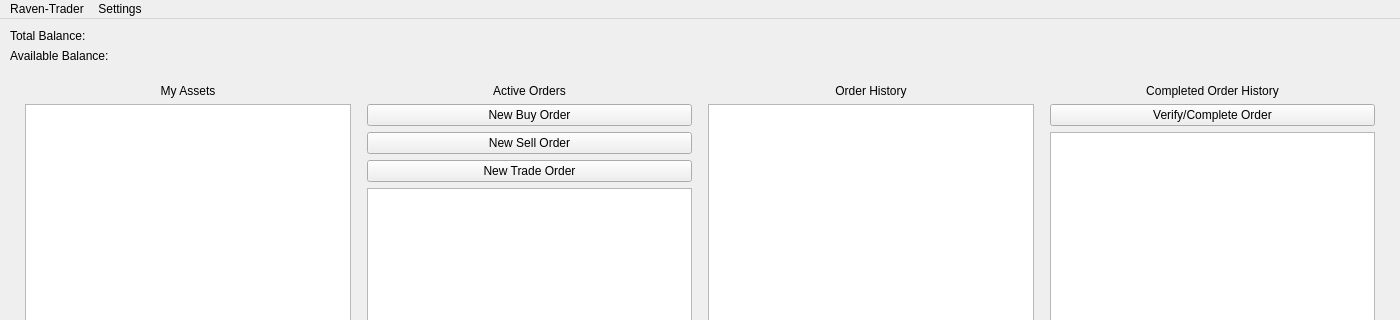
Old version of the form ui/qt/main_window.ui in the repository ben-abraham/raven-trader-pro; both pictures show x 0 to 1400 and y 0 to 320 of the 1400 by 800 pixel window.
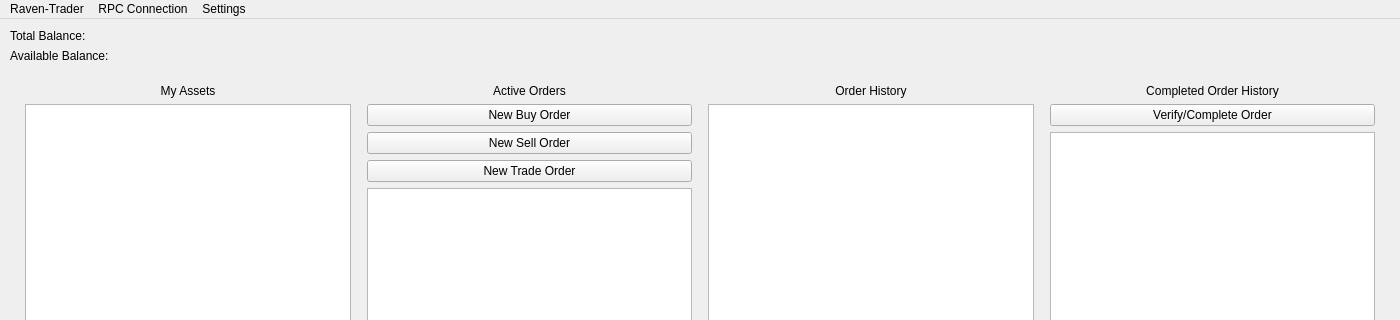
New version of the form.

Commit message: Added switchable RPC connection. Uses a different data file per host now to keep orders separate.

```diff
--- a/ui/qt/main_window.ui
+++ b/ui/qt/main_window.ui
@@ -227,6 +227,12 @@
     <addaction name="actionExit"/>
    </widget>
 
+   <widget class="QMenu" name="menuConnection">
+    <property name="title">
+     <string>RPC Connection</string>
+    </property>
+   </widget>
+
    <widget class="QMenu" name="menuSettings">
     <property name="title">
      <string>Settings</string>
@@ -235,6 +241,7 @@
    </widget>
 
    <addaction name="menuFile"/>
+   <addaction name="menuConnection"/>
    <addaction name="menuSettings"/>
   </widget>
 
```
The commit also changes 6 other files.
